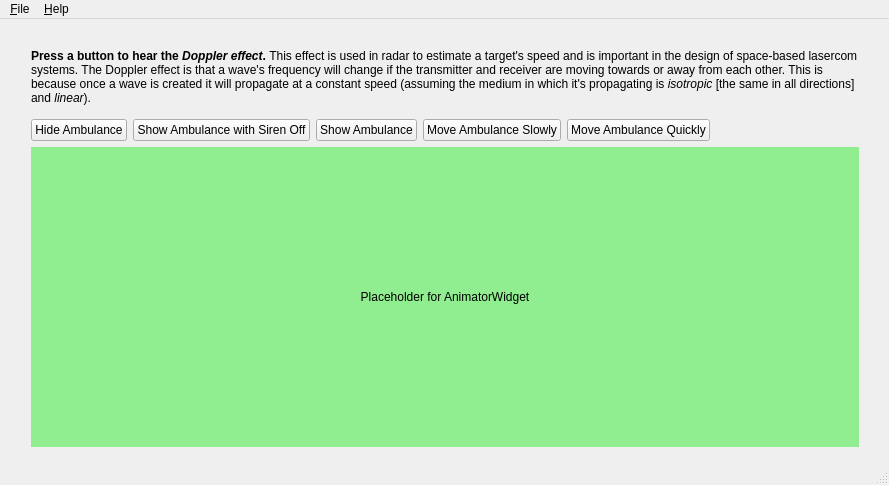
This is mainwindow.ui in RG271/doppler_ed as Qt 5 draws it before an edit. The edited form follows.
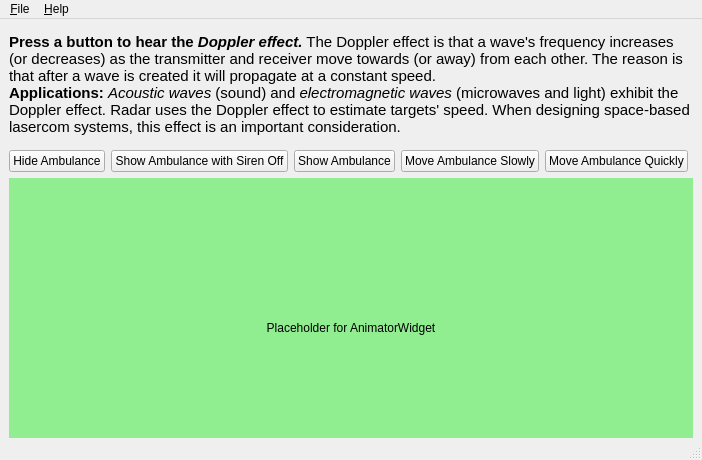
This is the edited form.

Patch:
```diff
--- a/mainwindow.ui
+++ b/mainwindow.ui
@@ -6,8 +6,8 @@
    <rect>
     <x>0</x>
     <y>0</y>
-    <width>889</width>
-    <height>485</height>
+    <width>702</width>
+    <height>460</height>
    </rect>
   </property>
   <property name="windowTitle">
@@ -82,8 +82,13 @@
           </property>
           <item>
            <widget class="QLabel" name="descLbl">
+            <property name="font">
+             <font>
+              <pointsize>11</pointsize>
+             </font>
+            </property>
             <property name="text">
-             <string>&lt;html&gt;&lt;head/&gt;&lt;body&gt;&lt;p&gt;&lt;span style=&quot; font-weight:700;&quot;&gt;Press a button to hear the &lt;/span&gt;&lt;span style=&quot; font-weight:700; font-style:italic;&quot;&gt;Doppler effect&lt;/span&gt;&lt;span style=&quot; font-weight:700;&quot;&gt;. &lt;/span&gt;This effect is used in radar to estimate a target's speed and is important in the design of space-based lasercom systems. The Doppler effect is that a wave's frequency will change if the transmitter and receiver are moving towards or away from each other. This is because once a wave is created it will propagate at a constant speed (assuming the medium in which it's propagating is &lt;span style=&quot; font-style:italic;&quot;&gt;isotropic&lt;/span&gt; [the same in all directions] and &lt;span style=&quot; font-style:italic;&quot;&gt;linear&lt;/span&gt;).&lt;/p&gt;&lt;/body&gt;&lt;/html&gt;</string>
+             <string>&lt;html&gt;&lt;head/&gt;&lt;body&gt;&lt;p&gt;&lt;span style=&quot; font-weight:700;&quot;&gt;Press a button to hear the &lt;/span&gt;&lt;span style=&quot; font-weight:700; font-style:italic;&quot;&gt;Doppler effect.&lt;/span&gt; The Doppler effect is that a wave's frequency increases (or decreases) as the transmitter and receiver move towards (or away) from each other. The reason is that after a wave is created it will propagate at a constant speed.&lt;br/&gt;&lt;span style=&quot; font-weight:700;&quot;&gt;Applications: &lt;/span&gt;&lt;span style=&quot; font-style:italic;&quot;&gt;Acoustic waves &lt;/span&gt;(sound) and &lt;span style=&quot; font-style:italic;&quot;&gt;electromagnetic waves &lt;/span&gt;(microwaves and light) exhibit the Doppler effect. Radar uses the Doppler effect to estimate targets' speed. When designing space-based lasercom systems, this effect is an important consideration.&lt;/p&gt;&lt;/body&gt;&lt;/html&gt;</string>
             </property>
             <property name="alignment">
              <set>Qt::AlignmentFlag::AlignLeading|Qt::AlignmentFlag::AlignLeft|Qt::AlignmentFlag::AlignTop</set>
@@ -223,7 +228,7 @@
     <rect>
      <x>0</x>
      <y>0</y>
-     <width>889</width>
+     <width>702</width>
      <height>18</height>
     </rect>
    </property>
```
